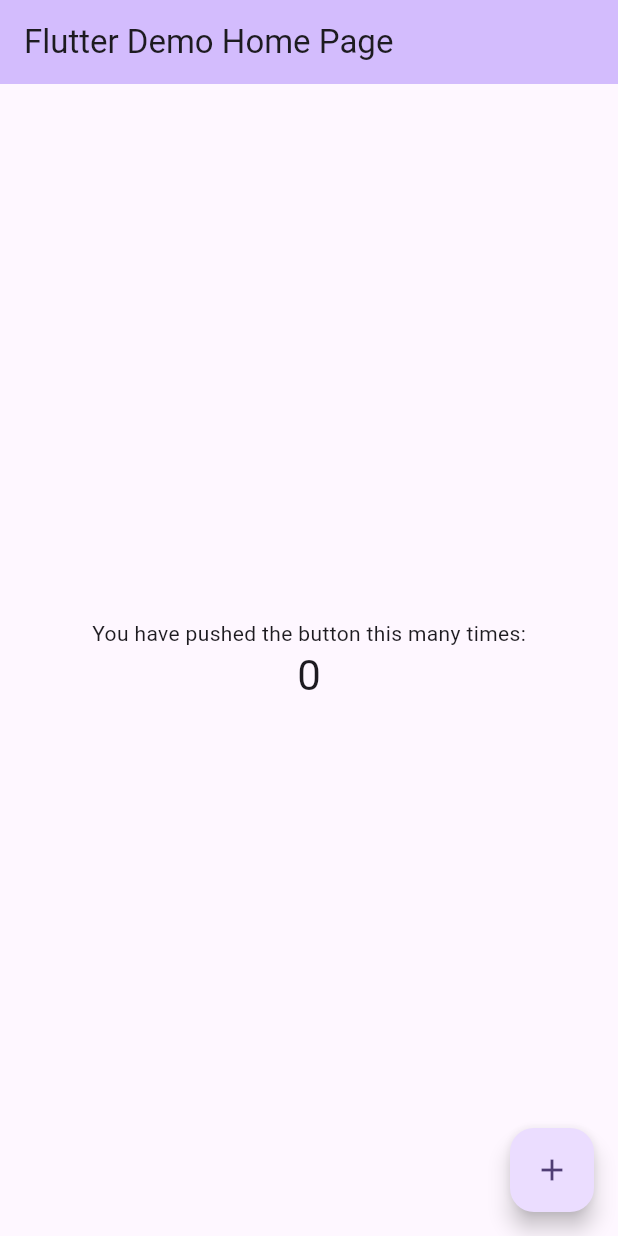
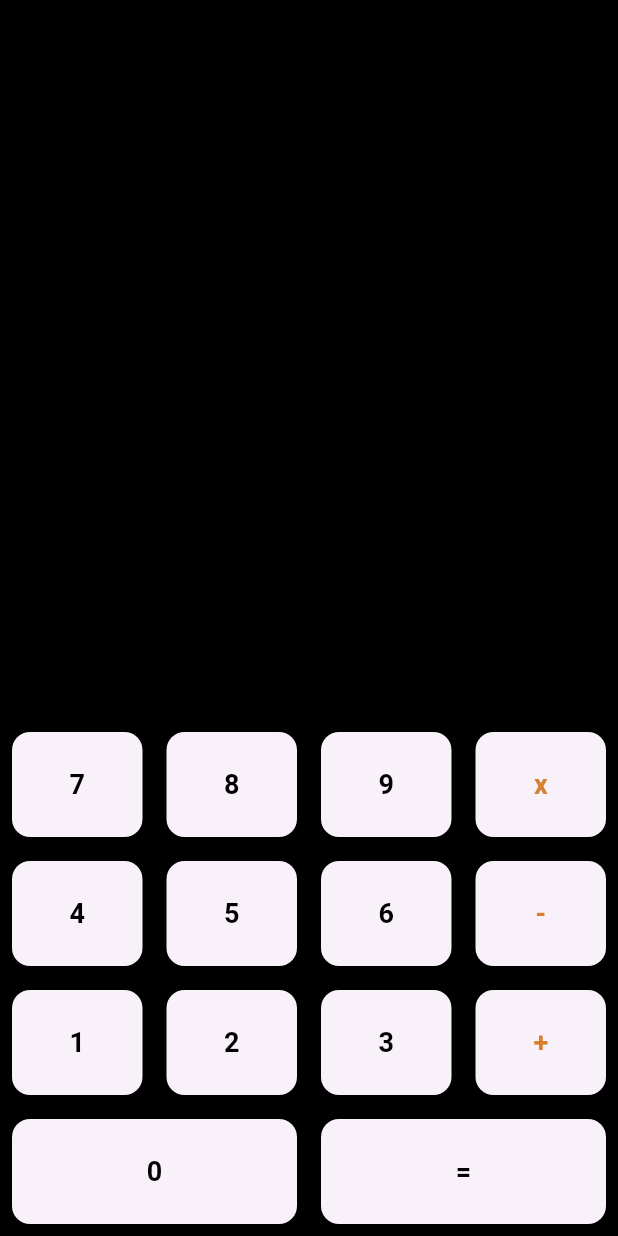
Before and after one commit to Suraj2508phadtare/assignment_humancloud, a Flutter app: the screen it shows after launch, on a phone screen of 412 x 824 dp. Run offline on Flutter 3.47's test engine with Material 3 defaults, Android fonts, the light colour scheme and no system bars; our stand-ins replace math_expressions.

Commit message:
calculator code is done

```diff
--- /dev/null
+++ b/lib/calculator_page.dart
@@ -0,0 +1,175 @@
+import 'package:flutter/material.dart';
+import 'package:math_expressions/math_expressions.dart';
+
+class CalculatorApp extends StatefulWidget {
+  const CalculatorApp({super.key});
+
+  @override
+  State<CalculatorApp> createState() => _CalculatorAppState();
+}
+
+class _CalculatorAppState extends State<CalculatorApp> {
+  //variables
+  double firstNum = 0.0;
+  double secondNum = 0.0;
+  var input = "";
+  var output = "";
+  var operation = "";
+  var hideInput = false;
+  var outputSize = 3.0;
+
+  final operatorColor = Color(0xff272727);
+  static const buttonColor = Color(0xff191919);
+  final orangeColor = Color(0xffD9802E);
+
+  onButtonClick(value) {
+    // if (value == "AC") {
+    //   input = "";
+    //   output = "";
+    // }
+    if (value == "<") {
+      if (input.isNotEmpty) {
+        input = input.substring(0, input.length - 1);
+      }
+    } else if (value == "=") {
+      if (input.isNotEmpty) {
+        var userInput = input.replaceAll("x", "*");
+        Parser p = Parser();
+        Expression expression = p.parse(userInput);
+        ContextModel cm = ContextModel();
+        var finalValue = expression.evaluate(EvaluationType.REAL, cm);
+        output = finalValue.toString();
+        if (output.endsWith(".0")) {
+          output = output.substring(0, output.length - 2);
+        }
+        input = output;
+        hideInput = true;
+        outputSize = 52;
+      }
+    } else {
+      input = input + value;
+      hideInput = false;
+      outputSize = 34;
+    }
+
+    // if (input.isNotEmpty) {
+    //     var userInput = input.replaceAll("x", "*");
+    //     Parser p = Parser();
+    //     Expression expression = p.parse(userInput);
+    //     ContextModel cm = ContextModel();
+    //     var finalValue = expression.evaluate(EvaluationType.REAL, cm);
+    //     output = finalValue.toString();
+    //     if (output.endsWith(".0")) {
+    //       output = output.substring(0, output.length - 2);
+    //     }
+    //     input = output;
+    //     hideInput = true;
+    //     outputSize = 52;
+    //   } else {
+    //   input = input + value;
+    //   hideInput = false;
+    //   outputSize = 34;
+    // }
+
+    setState(() {});
+  }
+
+  @override
+  Widget build(BuildContext context) {
+    return Scaffold(
+      backgroundColor: Colors.black,
+      body: Column(children: [
+        //input output area
+        Expanded(
+            child: Container(
+          width: double.infinity,
+          padding: const EdgeInsets.all(12),
+          child: Column(
+            mainAxisAlignment: MainAxisAlignment.end,
+            crossAxisAlignment: CrossAxisAlignment.end,
+            children: [
+              Text(
+                hideInput ? "" : input,
+                style: const TextStyle(
+                  fontSize: 48,
+                  color: Colors.white,
+                ),
+              ),
+              const SizedBox(
+                height: 20,
+              ),
+              Text(
+                output,
+                style: TextStyle(
+                  fontSize: outputSize,
+                  color: Colors.white.withOpacity(0.7),
+                ),
+              ),
+             const SizedBox(
+                height: 30,
+              ),
+            ],
+          ),
+        )),
+        Row(
+          children: [
+            button(text: "7"),
+            button(text: "8"),
+            button(text: "9"),
+            button(
+                text: "x", tColor: orangeColor, buttonBgColor: operatorColor),
+          ],
+        ),
+        Row(
+          children: [
+            button(text: "4"),
+            button(text: "5"),
+            button(text: "6"),
+            button(
+                text: "-", tColor: orangeColor, buttonBgColor: operatorColor),
+          ],
+        ),
+        Row(
+          children: [
+            button(text: "1"),
+            button(text: "2"),
+            button(text: "3"),
+            button(
+                text: "+", tColor: orangeColor, buttonBgColor: operatorColor),
+          ],
+        ),
+        Row(
+          children: [
+            button(text: "0"),
+            button(text: "=", buttonBgColor: orangeColor),
+          ],
+        ),
+      ]),
+    );
+  }
+  // calculate button to perfrom task
+  Widget button({text, tColor = Colors.black, buttonBgColor = buttonColor}) {
+    return Expanded(
+      child: Container(
+        margin: const EdgeInsets.all(8),
+        child: ElevatedButton(
+          style: ElevatedButton.styleFrom(
+            shape:
+                RoundedRectangleBorder(borderRadius: BorderRadius.circular(12)),
+            padding: const EdgeInsets.all(22),
+            // primary: buttonBgColor,
+          ),
+          onPressed: () => onButtonClick(text),
+          child: Text(
+            text,
+            style: TextStyle(
+              fontSize: 18,
+              color: tColor,
+              fontWeight: FontWeight.bold,
+            ),
+          ),
+        ),
+      ),
+    );
+  }
+}
--- a/lib/main.dart
+++ b/lib/main.dart
@@ -1,3 +1,4 @@
+import 'package:assignment_humancloud/calculator_page.dart';
 import 'package:flutter/material.dart';
 
 void main() {
@@ -13,113 +14,11 @@
     return MaterialApp(
       title: 'Flutter Demo',
       theme: ThemeData(
-        // This is the theme of your application.
-        //
-        // TRY THIS: Try running your application with "flutter run". You'll see
-        // the application has a purple toolbar. Then, without quitting the app,
-        // try changing the seedColor in the colorScheme below to Colors.green
-        // and then invoke "hot reload" (save your changes or press the "hot
-        // reload" button in a Flutter-supported IDE, or press "r" if you used
-        // the command line to start the app).
-        //
-        // Notice that the counter didn't reset back to zero; the application
-        // state is not lost during the reload. To reset the state, use hot
-        // restart instead.
-        //
-        // This works for code too, not just values: Most code changes can be
-        // tested with just a hot reload.
+
         colorScheme: ColorScheme.fromSeed(seedColor: Colors.deepPurple),
         useMaterial3: true,
       ),
-      home: const MyHomePage(title: 'Flutter Demo Home Page'),
+      home: const CalculatorApp(),
     );
   }
 }
-
-class MyHomePage extends StatefulWidget {
-  const MyHomePage({super.key, required this.title});
-
-  // This widget is the home page of your application. It is stateful, meaning
-  // that it has a State object (defined below) that contains fields that affect
-  // how it looks.
-
-  // This class is the configuration for the state. It holds the values (in this
-  // case the title) provided by the parent (in this case the App widget) and
-  // used by the build method of the State. Fields in a Widget subclass are
-  // always marked "final".
-
-  final String title;
-
-  @override
-  State<MyHomePage> createState() => _MyHomePageState();
-}
-
-class _MyHomePageState extends State<MyHomePage> {
-  int _counter = 0;
-
-  void _incrementCounter() {
-    setState(() {
-      // This call to setState tells the Flutter framework that something has
-      // changed in this State, which causes it to rerun the build method below
-      // so that the display can reflect the updated values. If we changed
-      // _counter without calling setState(), then the build method would not be
-      // called again, and so nothing would appear to happen.
-      _counter++;
-    });
-  }
-
-  @override
-  Widget build(BuildContext context) {
-    // This method is rerun every time setState is called, for instance as done
-    // by the _incrementCounter method above.
-    //
-    // The Flutter framework has been optimized to make rerunning build methods
-    // fast, so that you can just rebuild anything that needs updating rather
-    // than having to individually change instances of widgets.
-    return Scaffold(
-      appBar: AppBar(
-        // TRY THIS: Try changing the color here to a specific color (to
-        // Colors.amber, perhaps?) and trigger a hot reload to see the AppBar
-        // change color while the other colors stay the same.
-        backgroundColor: Theme.of(context).colorScheme.inversePrimary,
-        // Here we take the value from the MyHomePage object that was created by
-        // the App.build method, and use it to set our appbar title.
-        title: Text(widget.title),
-      ),
-      body: Center(
-        // Center is a layout widget. It takes a single child and positions it
-        // in the middle of the parent.
-        child: Column(
-          // Column is also a layout widget. It takes a list of children and
-          // arranges them vertically. By default, it sizes itself to fit its
-          // children horizontally, and tries to be as tall as its parent.
-          //
-          // Column has various properties to control how it sizes itself and
-          // how it positions its children. Here we use mainAxisAlignment to
-          // center the children vertically; the main axis here is the vertical
-          // axis because Columns are vertical (the cross axis would be
-          // horizontal).
-          //
-          // TRY THIS: Invoke "debug painting" (choose the "Toggle Debug Paint"
-          // action in the IDE, or press "p" in the console), to see the
-          // wireframe for each widget.
-          mainAxisAlignment: MainAxisAlignment.center,
-          children: <Widget>[
-            const Text(
-              'You have pushed the button this many times:',
-            ),
-            Text(
-              '$_counter',
-              style: Theme.of(context).textTheme.headlineMedium,
-            ),
-          ],
-        ),
-      ),
-      floatingActionButton: FloatingActionButton(
-        onPressed: _incrementCounter,
-        tooltip: 'Increment',
-        child: const Icon(Icons.add),
-      ), // This trailing comma makes auto-formatting nicer for build methods.
-    );
-  }
-}
--- a/pubspec.yaml
+++ b/pubspec.yaml
@@ -35,6 +35,7 @@ dependencies:
   # The following adds the Cupertino Icons font to your application.
   # Use with the CupertinoIcons class for iOS style icons.
   cupertino_icons: ^1.0.8
+  math_expressions: ^2.6.0
 
 dev_dependencies:
   flutter_test:
```
Also changed, not shown: pubspec.lock.
